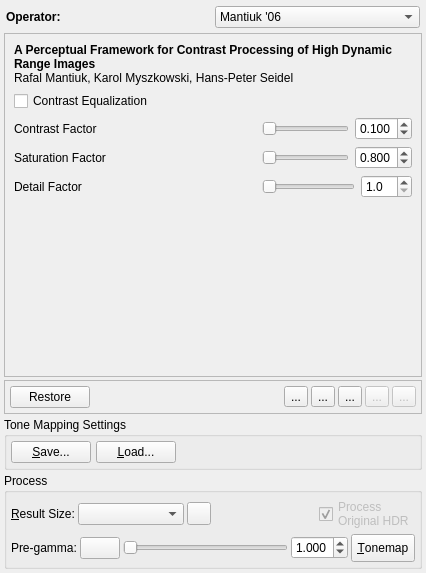
Qt form forms/TonemappingPanel.ui (LuminanceHDR/LuminanceHDR) before a commit.
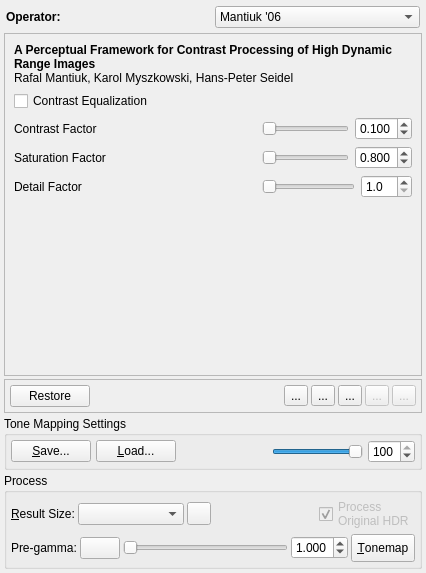
The same form after that commit. Icons and pictures are not drawn.

Commit message: [Batch]]: Added option to choose saving quality for JPEG or PNG

The edit to the form file:
```diff
--- a/forms/TonemappingPanel.ui
+++ b/forms/TonemappingPanel.ui
@@ -2296,6 +2296,35 @@
             </property>
            </spacer>
           </item>
+          <item>
+           <widget class="QSlider" name="qualityHS">
+            <property name="toolTip">
+             <string>Saved Quality for JPG or PNG</string>
+            </property>
+            <property name="maximum">
+             <number>100</number>
+            </property>
+            <property name="value">
+             <number>100</number>
+            </property>
+            <property name="orientation">
+             <enum>Qt::Horizontal</enum>
+            </property>
+           </widget>
+          </item>
+          <item>
+           <widget class="QSpinBox" name="qualitySB">
+            <property name="toolTip">
+             <string>Saved Quality for JPG or PNG</string>
+            </property>
+            <property name="maximum">
+             <number>100</number>
+            </property>
+            <property name="value">
+             <number>100</number>
+            </property>
+           </widget>
+          </item>
          </layout>
         </item>
        </layout>
```
Left out of the diff: 212 changed lines with no effect on the pictures. The commit also changes 4 other files.
